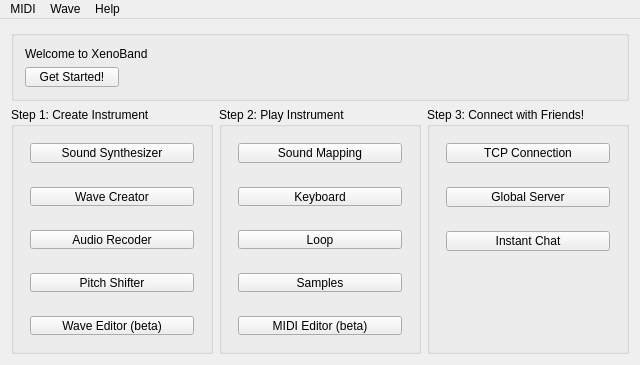
First picture: the form in XenoBand/mainwindow.ui, repository LouieTian0209/XenoBand, before the edit.
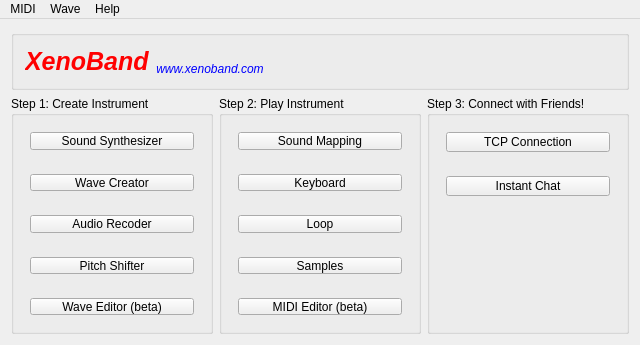
Second picture: the form after the edit.

Commit message: Remove global server

Patch:
```diff
--- a/XenoBand/mainwindow.ui
+++ b/XenoBand/mainwindow.ui
@@ -7,11 +7,11 @@
     <x>0</x>
     <y>0</y>
     <width>640</width>
-    <height>365</height>
+    <height>345</height>
    </rect>
   </property>
   <property name="sizePolicy">
-   <sizepolicy hsizetype="Expanding" vsizetype="Expanding">
+   <sizepolicy hsizetype="Fixed" vsizetype="Fixed">
     <horstretch>0</horstretch>
     <verstretch>0</verstretch>
    </sizepolicy>
@@ -19,13 +19,13 @@
   <property name="minimumSize">
    <size>
     <width>640</width>
-    <height>320</height>
+    <height>345</height>
    </size>
   </property>
   <property name="maximumSize">
    <size>
-    <width>1000</width>
-    <height>1000</height>
+    <width>640</width>
+    <height>345</height>
    </size>
   </property>
   <property name="focusPolicy">
@@ -47,27 +47,33 @@
       <property name="title">
        <string/>
       </property>
-      <layout class="QVBoxLayout" name="verticalLayout">
-       <item>
-        <widget class="QLabel" name="label">
-         <property name="styleSheet">
-          <string notr="true"/>
-         </property>
-         <property name="text">
-          <string>Welcome to XenoBand</string>
-         </property>
-        </widget>
-       </item>
-       <item>
         <layout class="QHBoxLayout" name="horizontalLayout">
-         <property name="spacing">
-          <number>20</number>
+       <item alignment="Qt::AlignBottom">
+        <widget class="QLabel" name="label">
+         <property name="styleSheet">
+          <string notr="true">font: bold italic;
+font-size: 25px;
+color: red;</string>
          </property>
-         <item>
+         <property name="text">
+          <string>XenoBand</string>
+         </property>
+        </widget>
+       </item>
+       <item alignment="Qt::AlignLeft|Qt::AlignBottom">
           <widget class="QPushButton" name="tutorialButton">
+         <property name="enabled">
+          <bool>true</bool>
+         </property>
+         <property name="sizePolicy">
+          <sizepolicy hsizetype="Minimum" vsizetype="Minimum">
+           <horstretch>0</horstretch>
+           <verstretch>0</verstretch>
+          </sizepolicy>
+         </property>
            <property name="minimumSize">
             <size>
-             <width>94</width>
+           <width>0</width>
              <height>0</height>
             </size>
            </property>
@@ -78,10 +84,12 @@
             </size>
            </property>
            <property name="styleSheet">
-            <string notr="true"/>
+          <string notr="true">border: none;
+color: blue;
+font: italic;</string>
            </property>
            <property name="text">
-            <string>Get Started!</string>
+          <string>www.xenoband.com</string>
            </property>
           </widget>
          </item>
@@ -99,8 +107,6 @@
           </spacer>
          </item>
         </layout>
-       </item>
-      </layout>
      </widget>
     </item>
     <item>
@@ -448,19 +454,6 @@
            </property>
           </widget>
          </item>
-         <item>
-          <widget class="QPushButton" name="globalServerButton">
-           <property name="maximumSize">
-            <size>
-             <width>16777215</width>
-             <height>20</height>
-            </size>
-           </property>
-           <property name="text">
-            <string>Global Server</string>
-           </property>
-          </widget>
-         </item>
          <item>
           <widget class="QPushButton" name="instantChatButton">
            <property name="maximumSize">
```
Lines whose indentation alone changed are shown as unchanged. The commit also changes 8 other files.
